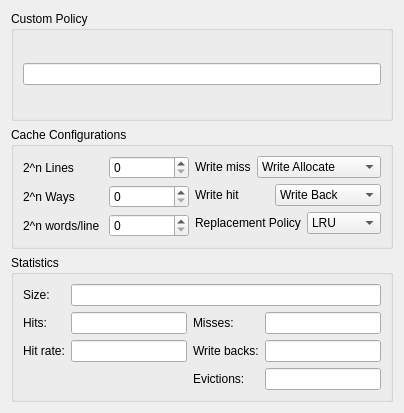
asishreddymallu/Atlas, file src/ui/cache_tab/cache_config_widget.ui: the form before one commit.
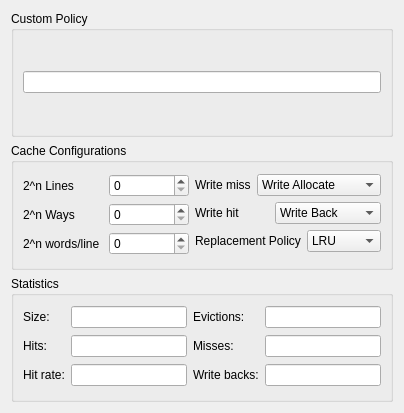
The form after the commit.

Commit message: fix(ui): put Evictions beside Size so the window keeps its height (T5 item 2, follow-up)

Diff of the .ui file:
```diff
--- a/src/ui/cache_tab/cache_config_widget.ui
+++ b/src/ui/cache_tab/cache_config_widget.ui
@@ -194,9 +194,23 @@
         </property>
        </widget>
       </item>
-      <item row="0" column="1" colspan="3">
+      <item row="0" column="1">
        <widget class="QLineEdit" name="sizeLineEdit"/>
       </item>
+      <item row="0" column="2">
+       <widget class="QLabel" name="evictionsLabel">
+        <property name="text">
+         <string>Evictions:</string>
+        </property>
+       </widget>
+      </item>
+      <item row="0" column="3">
+       <widget class="QLineEdit" name="evictionsLineEdit">
+        <property name="toolTip">
+         <string>Valid lines replaced to make room for a new line.</string>
+        </property>
+       </widget>
+      </item>
       <item row="1" column="0">
        <widget class="QLabel" name="label_8">
         <property name="text">
@@ -237,20 +251,6 @@
       <item row="2" column="3">
        <widget class="QLineEdit" name="writeBackLineEdit"/>
       </item>
-      <item row="3" column="2">
-       <widget class="QLabel" name="evictionsLabel">
-        <property name="text">
-         <string>Evictions:</string>
-        </property>
-       </widget>
-      </item>
-      <item row="3" column="3">
-       <widget class="QLineEdit" name="evictionsLineEdit">
-        <property name="toolTip">
-         <string>Valid lines replaced to make room for a new line.</string>
-        </property>
-       </widget>
-      </item>
      </layout>
     </widget>
    </item>
```
The commit also changes 1 other file.
